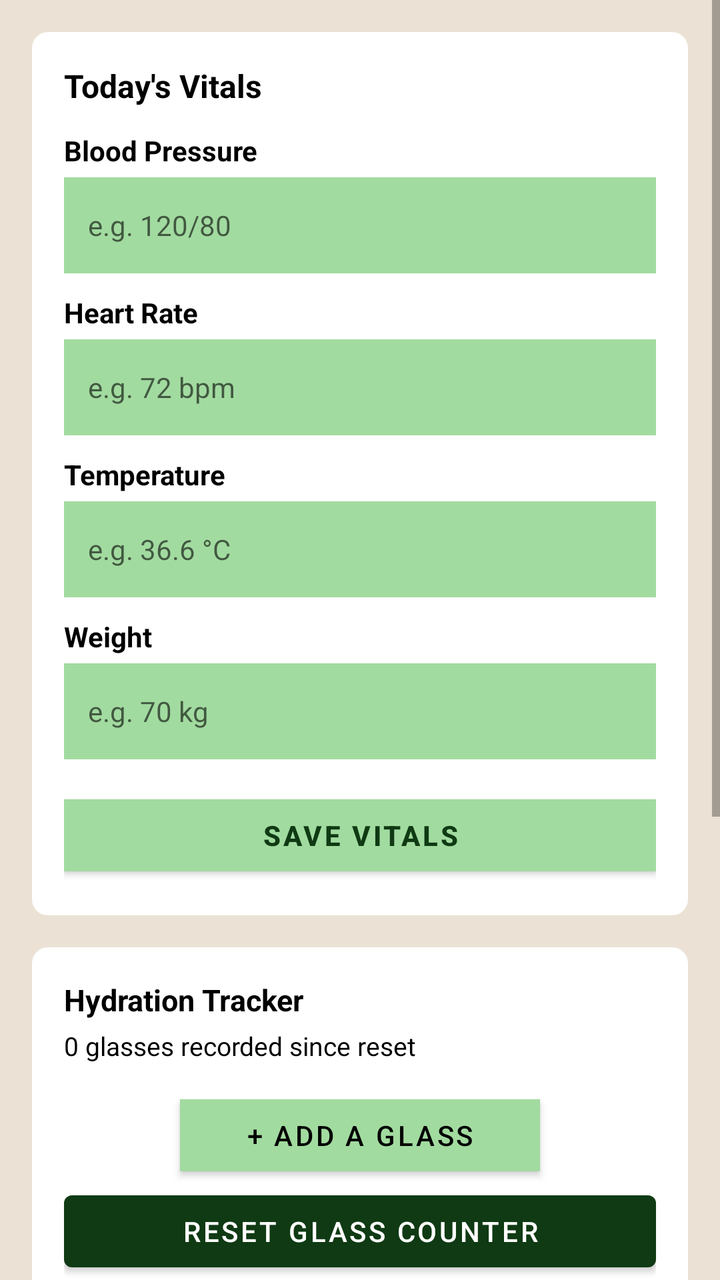
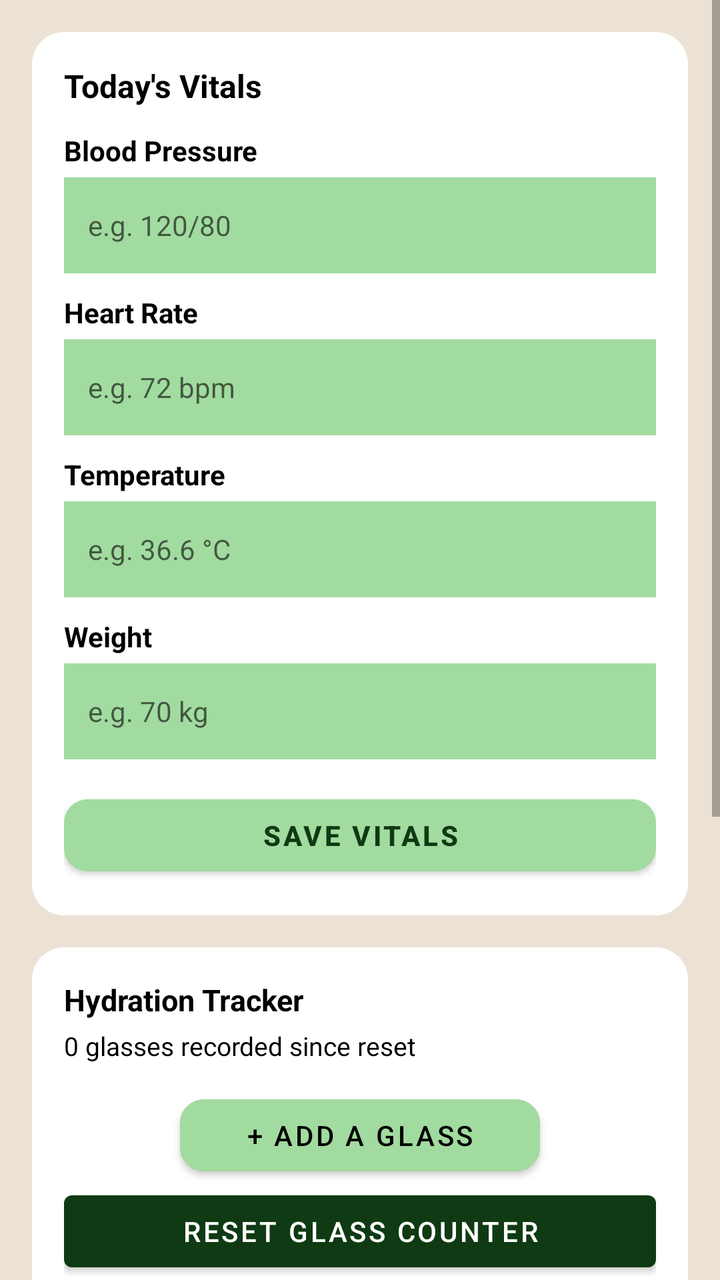

Two renders of the same Android screen: before a commit and after it. Below are the layout's source before the change and the commit's diff.
<!-- AndroidManifest.xml: application theme Theme.NeliRoseApp -->
<!-- res/layout/fragment_health.xml -->
<?xml version="1.0" encoding="utf-8"?>
<ScrollView xmlns:android="http://schemas.android.com/apk/res/android"
    xmlns:app="http://schemas.android.com/apk/res-auto"
    android:layout_width="match_parent"
    android:layout_height="match_parent"
    android:background="@color/neli_cream"
    android:fillViewport="true">

    <LinearLayout
        android:layout_width="match_parent"
        android:layout_height="wrap_content"
        android:orientation="vertical"
        android:padding="16dp">

        
        <LinearLayout
            android:layout_width="match_parent"
            android:layout_height="wrap_content"
            android:layout_marginBottom="16dp"
            android:background="@drawable/bg_card"
            android:orientation="vertical"
            android:padding="16dp">

            <TextView
                android:layout_width="wrap_content"
                android:layout_height="wrap_content"
                android:text="Today's Vitals"
                android:textColor="@android:color/black"
                android:textSize="16sp"
                android:textStyle="bold" />

            <TextView
                android:layout_width="wrap_content"
                android:layout_height="wrap_content"
                android:layout_marginTop="12dp"
                android:text="Blood Pressure"
                android:textColor="@android:color/black"
                android:textStyle="bold" />

            <EditText
                android:id="@+id/etBP"
                android:layout_width="match_parent"
                android:layout_height="48dp"
                android:layout_marginTop="4dp"
                android:background="@color/neli_light_green"
                android:hint="e.g. 120/80"
                android:inputType="text"
                android:paddingStart="12dp"
                android:paddingEnd="12dp"
                android:textSize="14sp" />

            <TextView
                android:layout_width="wrap_content"
                android:layout_height="wrap_content"
                android:layout_marginTop="10dp"
                android:text="Heart Rate"
                android:textColor="@android:color/black"
                android:textStyle="bold" />

            <EditText
                android:id="@+id/etHR"
                android:layout_width="match_parent"
                android:layout_height="48dp"
                android:layout_marginTop="4dp"
                android:background="@color/neli_light_green"
                android:hint="e.g. 72 bpm"
                android:inputType="number"
                android:paddingStart="12dp"
                android:paddingEnd="12dp"
                android:textSize="14sp" />

            <TextView
                android:layout_width="wrap_content"
                android:layout_height="wrap_content"
                android:layout_marginTop="10dp"
                android:text="Temperature"
                android:textColor="@android:color/black"
                android:textStyle="bold" />

            <EditText
                android:id="@+id/etTemp"
                android:layout_width="match_parent"
                android:layout_height="48dp"
                android:layout_marginTop="4dp"
                android:background="@color/neli_light_green"
                android:hint="e.g. 36.6 °C"
                android:inputType="numberDecimal"
                android:paddingStart="12dp"
                android:paddingEnd="12dp"
                android:textSize="14sp" />

            <TextView
                android:layout_width="wrap_content"
                android:layout_height="wrap_content"
                android:layout_marginTop="10dp"
                android:text="Weight"
                android:textColor="@android:color/black"
                android:textStyle="bold" />

            <EditText
                android:id="@+id/etWeight"
                android:layout_width="match_parent"
                android:layout_height="48dp"
                android:layout_marginTop="4dp"
                android:background="@color/neli_light_green"
                android:hint="e.g. 70 kg"
                android:inputType="numberDecimal"
                android:paddingStart="12dp"
                android:paddingEnd="12dp"
                android:textSize="14sp" />

            <com.google.android.material.button.MaterialButton
                android:id="@+id/btnSaveVitals"
                android:layout_width="match_parent"
                android:layout_height="48dp"
                android:layout_marginTop="14dp"
                android:backgroundTint="@color/neli_light_green"
                android:text="Save Vitals"
                android:textColor="@color/neli_green"
                android:textSize="14sp"
                android:textStyle="bold"
                app:cornerRadius="0dp" />
        </LinearLayout>

        
        <LinearLayout
            android:visibility="gone"
            android:layout_width="match_parent"
            android:layout_height="wrap_content"
            android:layout_marginBottom="16dp"
            android:background="@drawable/bg_card"
            android:orientation="vertical"
            android:padding="16dp">

            <TextView
                android:layout_width="wrap_content"
                android:layout_height="wrap_content"
                android:text="Medical Schedule"
                android:textColor="@android:color/black"
                android:textSize="15sp"
                android:textStyle="bold" />

            
            <RelativeLayout
                android:layout_width="match_parent"
                android:layout_height="wrap_content"
                android:layout_marginTop="10dp">

                <LinearLayout
                    android:layout_width="wrap_content"
                    android:layout_height="wrap_content"
                    android:layout_alignParentStart="true"
                    android:orientation="vertical">

                    <TextView
                        android:layout_width="wrap_content"
                        android:layout_height="wrap_content"
                        android:text="Metformin 500mg"
                        android:textColor="@android:color/black"
                        android:textSize="14sp"
                        android:textStyle="bold" />

                    <TextView
                        android:layout_width="wrap_content"
                        android:layout_height="wrap_content"
                        android:text="Morning 08:00"
                        android:textColor="@android:color/black"
                        android:textSize="13sp" />
                </LinearLayout>

                <com.google.android.material.button.MaterialButton
                    android:id="@+id/btnMed1"
                    android:layout_width="110dp"
                    android:layout_height="40dp"
                    android:layout_alignParentEnd="true"
                    android:backgroundTint="@color/neli_light_green"
                    android:text="Taken"
                    android:textColor="@color/neli_green"
                    android:textSize="13sp"
                    app:cornerRadius="0dp" />
            </RelativeLayout>

            
            <RelativeLayout
                android:layout_width="match_parent"
                android:layout_height="wrap_content"
                android:layout_marginTop="10dp">

                <LinearLayout
                    android:layout_width="wrap_content"
                    android:layout_height="wrap_content"
                    android:layout_alignParentStart="true"
                    android:orientation="vertical">

                    <TextView
                        android:layout_width="wrap_content"
                        android:layout_height="wrap_content"
                        android:text="Vitamin D + Calcium"
                        android:textColor="@android:color/black"
                        android:textSize="14sp"
                        android:textStyle="bold" />

                    <TextView
                        android:layout_width="wrap_content"
                        android:layout_height="wrap_content"
                        android:text="Afternoon 14:00"
                        android:textColor="@android:color/black"
                        android:textSize="13sp" />
                </LinearLayout>

                <com.google.android.material.button.MaterialButton
                    android:id="@+id/btnMed2"
                    android:layout_width="110dp"
                    android:layout_height="40dp"
                    android:layout_alignParentEnd="true"
                    android:backgroundTint="@color/neli_light_green"
                    android:text="Taken"
                    android:textColor="@color/neli_green"
                    android:textSize="13sp"
                    app:cornerRadius="0dp" />
            </RelativeLayout>

            
            <RelativeLayout
                android:layout_width="match_parent"
                android:layout_height="wrap_content"
                android:layout_marginTop="10dp">

                <LinearLayout
                    android:layout_width="wrap_content"
                    android:layout_height="wrap_content"
                    android:layout_alignParentStart="true"
                    android:orientation="vertical">

                    <TextView
                        android:layout_width="wrap_content"
                        android:layout_height="wrap_content"
                        android:text="Amlodipine 5mg"
                        android:textColor="@android:color/black"
                        android:textSize="14sp"
                        android:textStyle="bold" />

                    <TextView
                        android:layout_width="wrap_content"
                        android:layout_height="wrap_content"
                        android:text="Evening 20:00"
                        android:textColor="@android:color/black"
                        android:textSize="13sp" />
                </LinearLayout>

                <com.google.android.material.button.MaterialButton
                    android:id="@+id/btnMed3"
                    android:layout_width="110dp"
                    android:layout_height="40dp"
                    android:layout_alignParentEnd="true"
                    android:backgroundTint="#FFFF9B9B"
                    android:text="Pending"
                    android:textColor="#FFD50000"
                    android:textSize="13sp"
                    app:cornerRadius="0dp" />
            </RelativeLayout>
        </LinearLayout>

        
        <LinearLayout
            android:layout_width="match_parent"
            android:layout_height="wrap_content"
            android:layout_marginBottom="16dp"
            android:background="@drawable/bg_card"
            android:orientation="vertical"
            android:padding="16dp">

            <TextView
                android:layout_width="wrap_content"
                android:layout_height="wrap_content"
                android:text="Hydration Tracker"
                android:textColor="@android:color/black"
                android:textSize="15sp"
                android:textStyle="bold" />

            <TextView
                android:id="@+id/tvHydrationProgressText"
                android:layout_width="wrap_content"
                android:layout_height="wrap_content"
                android:layout_marginTop="4dp"
                android:text="0 glasses recorded since reset"
                android:textColor="@android:color/black"
                android:textSize="13sp" />

            <ProgressBar
                android:id="@+id/progressHydration"
                android:visibility="gone"
                style="?android:attr/progressBarStyleHorizontal"
                android:layout_width="match_parent"
                android:layout_height="16dp"
                android:layout_marginTop="10dp"
                android:max="8"
                android:progress="0"
                android:progressDrawable="@color/neli_green" />

            <com.google.android.material.button.MaterialButton
                android:id="@+id/btnAddGlass"
                android:layout_width="180dp"
                android:layout_height="48dp"
                android:layout_gravity="center_horizontal"
                android:layout_marginTop="12dp"
                android:backgroundTint="@color/neli_light_green"
                android:text="+ Add a glass"
                android:textColor="@android:color/black"
                android:textSize="14sp"
                app:cornerRadius="0dp" />
            <com.google.android.material.button.MaterialButton
                android:id="@+id/btnResetHydration"
                android:layout_width="match_parent"
                android:layout_height="wrap_content"
                android:minHeight="48dp"
                android:text="Reset glass counter" />
            <TextView
                android:layout_width="match_parent"
                android:layout_height="wrap_content"
                android:text="A count only, not a hydration target. Follow your care team's advice."
                android:textColor="@android:color/black" />
        </LinearLayout>

        
        <LinearLayout
            android:layout_width="match_parent"
            android:layout_height="wrap_content"
            android:layout_marginBottom="16dp"
            android:background="@drawable/bg_card"
            android:orientation="vertical"
            android:padding="16dp">

            <TextView
                android:layout_width="wrap_content"
                android:layout_height="wrap_content"
                android:text="Log a Symptom"
                android:textColor="@android:color/black"
                android:textSize="14sp"
                android:textStyle="bold" />

            <TextView
                android:layout_width="match_parent"
                android:layout_height="wrap_content"
                android:text="Stored on this device only. This does not notify anyone or provide medical advice. For urgent symptoms, contact a healthcare professional or emergency services."
                android:textColor="@android:color/black" />
            <TextView
                android:id="@+id/tvSymptomHistory"
                android:layout_width="match_parent"
                android:layout_height="wrap_content"
                android:layout_marginTop="8dp"
                android:textColor="@android:color/black" />

            <Spinner
                android:id="@+id/spinnerSymptoms"
                android:layout_width="match_parent"
                android:layout_height="48dp"
                android:layout_marginTop="10dp"
                android:background="@color/neli_light_green"
                android:paddingStart="12dp"
                android:paddingEnd="12dp" />

            <com.google.android.material.button.MaterialButton
                android:id="@+id/btnLogSymptom"
                android:layout_width="match_parent"
                android:layout_height="wrap_content"
                android:minHeight="48dp"
                android:layout_gravity="center_horizontal"
                android:layout_marginTop="12dp"
                android:backgroundTint="@color/neli_light_green"
                android:text="Log Symptom"
                android:textColor="@android:color/black"
                android:textSize="14sp"
                app:cornerRadius="0dp" />
        </LinearLayout>

    </LinearLayout>
</ScrollView>
<!-- resources referenced by this layout -->
<resources>
  <color name="neli_cream">#EBE2D5</color>
  <color name="neli_green">#0F3A13</color>
  <color name="neli_light_green">#A2DBA0</color>
  <!-- drawable bg_card (drawable) -->
  <?xml version="1.0" encoding="utf-8"?>
  <shape xmlns:android="http://schemas.android.com/apk/res/android"
      android:shape="rectangle">
      <solid android:color="@android:color/white" />
      <corners android:radius="8dp" />
  </shape>
  <style name="Theme.NeliRoseApp" parent="Theme.MaterialComponents.Light.NoActionBar">
          
          <item name="colorPrimary">@color/neli_green</item>
          <item name="colorPrimaryVariant">@color/neli_green_dark</item>
          <item name="colorOnPrimary">@android:color/white</item>
  
          
          <item name="android:windowBackground">@color/neli_cream</item>
          <item name="android:forceDarkAllowed" tools:targetApi="q">false</item>
  
          
          <item name="android:statusBarColor">@color/neli_green_dark</item>
          <item name="android:windowLightStatusBar">false</item>
      </style>
  <color name="neli_green_dark">#08230B</color>
</resources>

<!-- the commit's change to res/layout/fragment_health.xml (unified diff, before → after) -->
@@ -119,7 +119,7 @@
                 android:textColor="@color/neli_green"
                 android:textSize="14sp"
                 android:textStyle="bold"
-                app:cornerRadius="0dp" />
+                app:cornerRadius="12dp" />
         </LinearLayout>
 
         
@@ -177,7 +177,7 @@
                     android:text="Taken"
                     android:textColor="@color/neli_green"
                     android:textSize="13sp"
-                    app:cornerRadius="0dp" />
+                    app:cornerRadius="12dp" />
             </RelativeLayout>
 
             
@@ -217,7 +217,7 @@
                     android:text="Taken"
                     android:textColor="@color/neli_green"
                     android:textSize="13sp"
-                    app:cornerRadius="0dp" />
+                    app:cornerRadius="12dp" />
             </RelativeLayout>
 
             
@@ -257,7 +257,7 @@
                     android:text="Pending"
                     android:textColor="#FFD50000"
                     android:textSize="13sp"
-                    app:cornerRadius="0dp" />
+                    app:cornerRadius="12dp" />
             </RelativeLayout>
         </LinearLayout>
 
@@ -308,7 +308,7 @@
                 android:text="+ Add a glass"
                 android:textColor="@android:color/black"
                 android:textSize="14sp"
-                app:cornerRadius="0dp" />
+                app:cornerRadius="12dp" />
             <com.google.android.material.button.MaterialButton
                 android:id="@+id/btnResetHydration"
                 android:layout_width="match_parent"
@@ -371,7 +371,7 @@
                 android:text="Log Symptom"
                 android:textColor="@android:color/black"
                 android:textSize="14sp"
-                app:cornerRadius="0dp" />
+                app:cornerRadius="12dp" />
         </LinearLayout>
 
     </LinearLayout>
<!-- resource entries referenced after the edit -->
@@ -8,7 +8,7 @@
   <shape xmlns:android="http://schemas.android.com/apk/res/android"
       android:shape="rectangle">
       <solid android:color="@android:color/white" />
-      <corners android:radius="8dp" />
+      <corners android:radius="16dp" />
   </shape>
   <style name="Theme.NeliRoseApp" parent="Theme.MaterialComponents.Light.NoActionBar">
           
